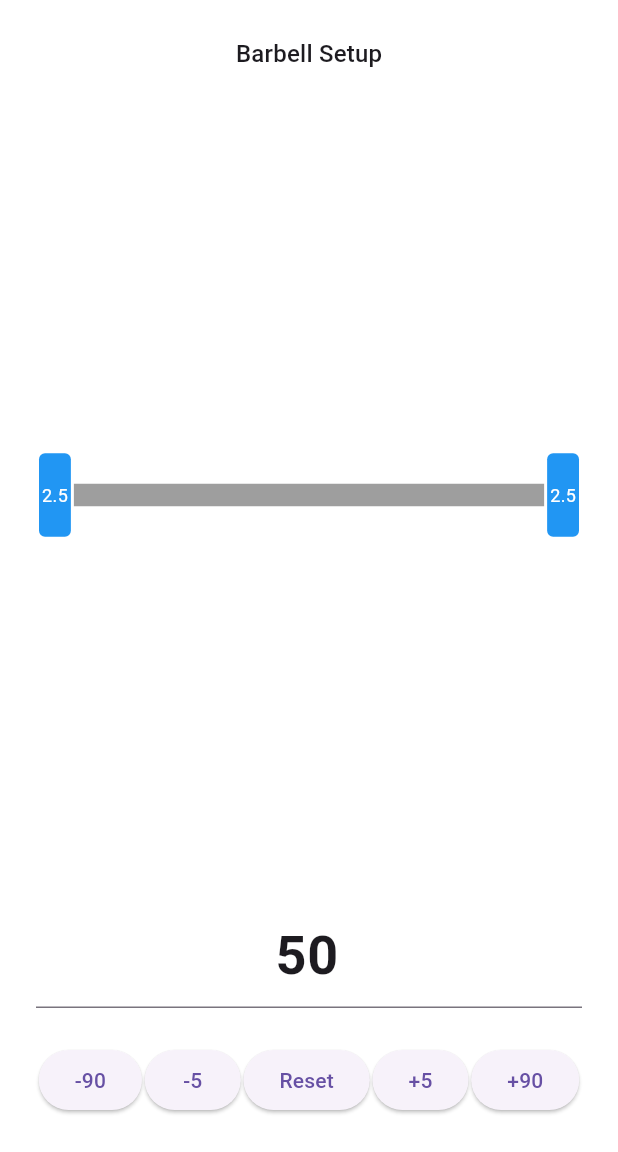
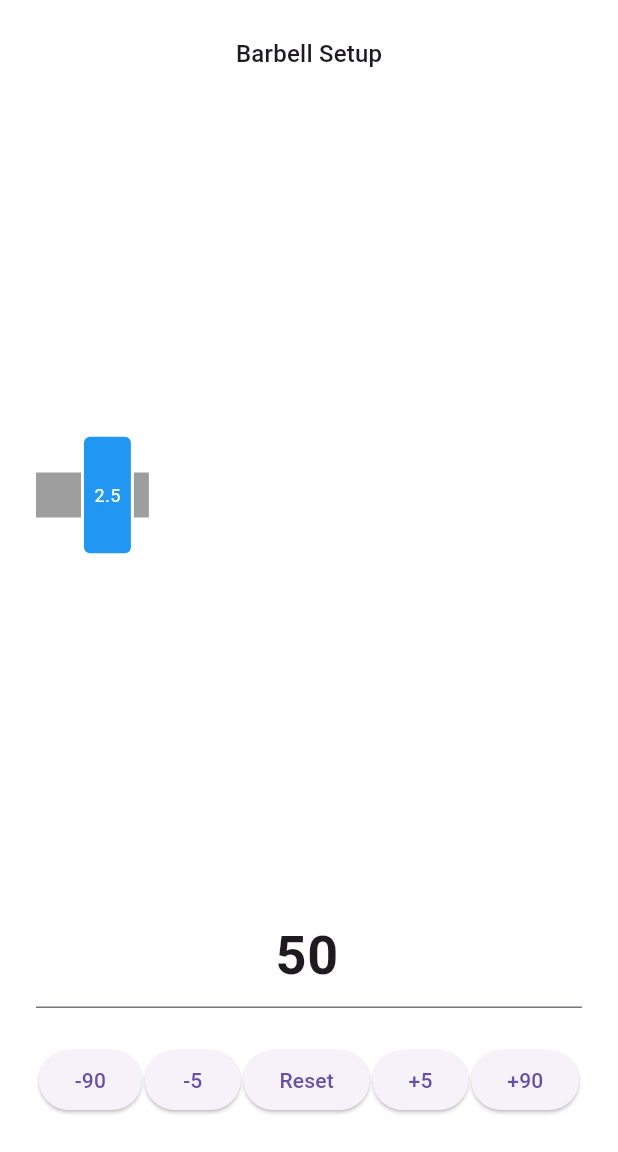
Before and after one commit to Baggins5066/barbellCalculator, a Flutter app: the screen it shows after launch, item 4 of the bottom bar chosen, on a phone screen of 412 x 824 dp, the part 84-1236 px from its top. Run offline on Flutter 3.47's test engine with Material 3 defaults, Android fonts, the phone set to English and light mode, and no system bars.

Commit message:
Changed barbell view to only be half the bar.

```diff
--- a/barbell_calculator/lib/main.dart
+++ b/barbell_calculator/lib/main.dart
@@ -88,21 +88,27 @@
   Widget buildBarbellDiagram() {
     List<double> plates = getPlatesNeeded();
     return Row(
-      mainAxisAlignment: MainAxisAlignment.spaceBetween,
+      mainAxisAlignment: MainAxisAlignment.start,
       children: [
-        ...plates.reversed.map((w) => buildPlate(w)),
-        Expanded(
-          child: Container(height: 15, color: Colors.grey), // Reduced height from 30 to 15
+        Container(
+          width: 30, // Fixed width for the bar
+          height: 30, // Square shape for the bar
+          color: Colors.grey, // Barbell shaft
         ),
-        ...plates.map((w) => buildPlate(w)),
+        ...plates.map((w) => buildPlate(w)), // Show right side weights
+        Container(
+          width: 10, // Short bar sticking out beyond the weights
+          height: 30,
+          color: Colors.grey,
+        ),
       ],
     );
   }
 
   Widget buildPlate(double weight) {
     String display = weight % 1 == 0 ? weight.toInt().toString() : weight.toString();
-    double plateHeight = 50 + (weight / 45) * 100; // Base height of 50, scales with weight
-    double plateWidth = 20 + weight / 2; // Scales width with weight
+    double plateHeight = 70 + (weight / 45) * 140; // Larger height for plates
+    double plateWidth = 30 + weight / 2; // Larger width for plates
     return Container(
       margin: const EdgeInsets.symmetric(horizontal: 2),
       width: plateWidth,
@@ -112,7 +118,8 @@
         borderRadius: BorderRadius.circular(4),
       ),
       alignment: Alignment.center,
-      child: Text(display,
+      child: Text(
+        display,
         style: const TextStyle(color: Colors.white, fontSize: 12),
       ),
     );
```
